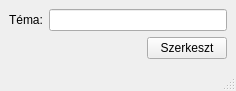
First picture: the form in Views/editTopicView.ui, repository cziner21/pyInstructor, before the edit.
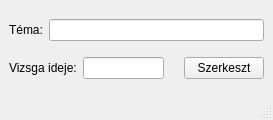
Second picture: the form after the edit.

Commit message:
Témakörönként dinamikusan lehessen beállítani a vizsga idejét
Db backup, stb...

Diff of the .ui file:
```diff
--- a/Views/editTopicView.ui
+++ b/Views/editTopicView.ui
@@ -6,8 +6,8 @@
    <rect>
     <x>0</x>
     <y>0</y>
-    <width>236</width>
-    <height>91</height>
+    <width>273</width>
+    <height>120</height>
    </rect>
   </property>
   <property name="windowTitle">
@@ -31,6 +31,26 @@
     </item>
     <item row="1" column="0">
      <layout class="QHBoxLayout" name="horizontalLayout_2">
+      <item>
+       <widget class="QLabel" name="label_2">
+        <property name="text">
+         <string>Vizsga ideje:</string>
+        </property>
+       </widget>
+      </item>
+      <item>
+       <widget class="QLineEdit" name="examTimeBox">
+        <property name="toolTip">
+         <string>A vizsga idejét percben adja meg</string>
+        </property>
+        <property name="maxLength">
+         <number>3</number>
+        </property>
+        <property name="placeholderText">
+         <string/>
+        </property>
+       </widget>
+      </item>
       <item>
        <spacer name="horizontalSpacer">
         <property name="orientation">
```
The commit also changes 64 other files.
